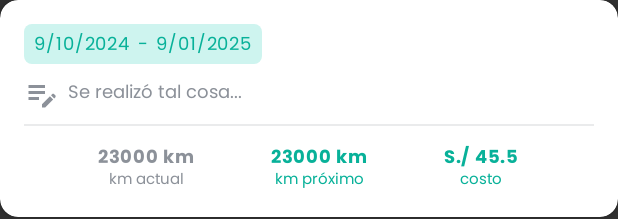
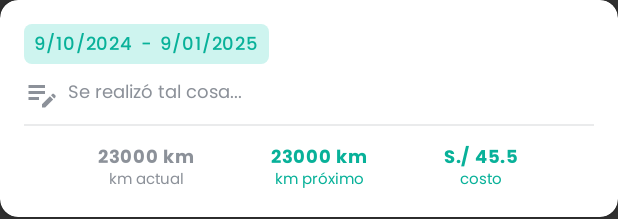
Before and after one commit to NilsGiN/CarCare_AppMobile, an Android app: the layout view_mantenimiento_single.xml on its own in the app's theme, with its tools: preview values and no code run, on a phone screen of 412 x 824 dp. Shown: the top 219 px of the screen. Run offline under Robolectric (Android 15) with nearby library versions, the phone set to English and light mode, and no system bars.

Commit message:
Cambio de fuente a fechas de cardview y agregar id a linearlayout

```diff
--- a/app/src/main/res/layout/view_mantenimiento_single.xml
+++ b/app/src/main/res/layout/view_mantenimiento_single.xml
@@ -15,6 +15,7 @@
         android:padding="16dp">
 
         <LinearLayout
+            android:id="@+id/linearLayoutFechas"
             android:layout_width="wrap_content"
             android:layout_height="wrap_content"
             android:orientation="horizontal"
@@ -26,7 +27,7 @@
                 android:layout_width="wrap_content"
                 android:layout_height="match_parent"
                 android:layout_marginEnd="5dp"
-                android:fontFamily="@font/regular"
+                android:fontFamily="@font/medium"
                 android:letterSpacing="0.05"
                 android:text="9/10/2024"
                 android:textColor="@color/text_historial"
@@ -38,7 +39,7 @@
                 android:text="-"
                 android:textColor="@color/text_historial"
                 android:textSize="12sp"
-                android:fontFamily="@font/regular" />
+                android:fontFamily="@font/medium" />
 
             <TextView
                 android:id="@+id/fecha_prox"
@@ -48,7 +49,7 @@
                 android:text="9/01/2025"
                 android:textColor="@color/text_historial"
                 android:textSize="12sp"
-                android:fontFamily="@font/regular"
+                android:fontFamily="@font/medium"
                 android:letterSpacing="0.05" />
         </LinearLayout>
 
```
